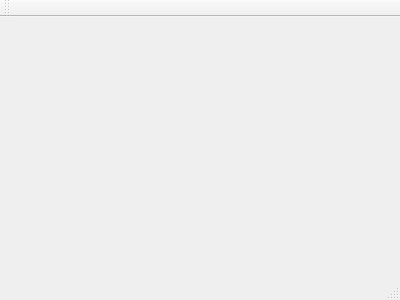
This is mainwindow.ui in Imarjimenez/parcial3 as Qt 5 draws it before an edit. The edited form follows.
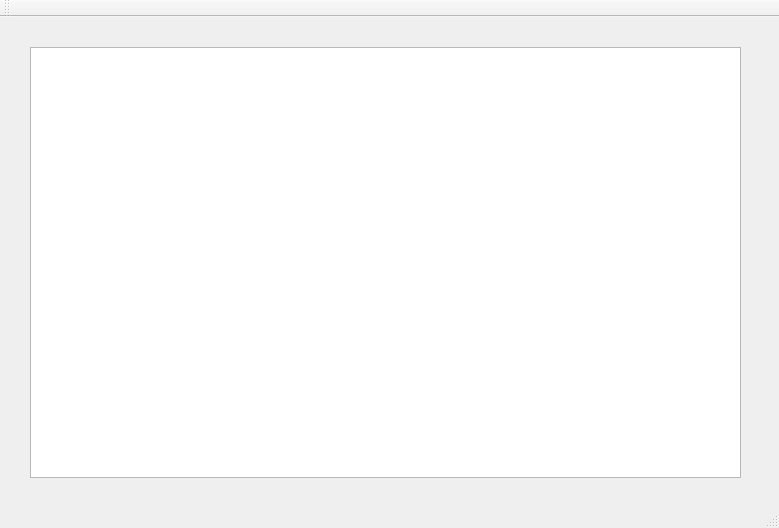
This is the edited form.

```diff
--- a/mainwindow.ui
+++ b/mainwindow.ui
@@ -1,24 +1,50 @@
 <ui version="4.0">
  <class>MainWindow</class>
- <widget class="QMainWindow" name="MainWindow" >
-  <property name="geometry" >
+ <widget class="QMainWindow" name="MainWindow">
+  <property name="geometry">
    <rect>
     <x>0</x>
     <y>0</y>
-    <width>400</width>
-    <height>300</height>
+    <width>779</width>
+    <height>528</height>
    </rect>
   </property>
   <property name="windowTitle" >
    <string>MainWindow</string>
   </property>
-  <widget class="QMenuBar" name="menuBar" />
-  <widget class="QToolBar" name="mainToolBar" />
-  <widget class="QWidget" name="centralWidget" />
-  <widget class="QStatusBar" name="statusBar" />
+  <widget class="QWidget" name="centralWidget">
+   <widget class="QGraphicsView" name="graphicsView">
+    <property name="geometry">
+     <rect>
+      <x>30</x>
+      <y>30</y>
+      <width>711</width>
+      <height>431</height>
+     </rect>
+    </property>
+   </widget>
+  </widget>
+  <widget class="QMenuBar" name="menuBar">
+   <property name="geometry">
+    <rect>
+     <x>0</x>
+     <y>0</y>
+     <width>779</width>
+     <height>21</height>
+    </rect>
+   </property>
+  </widget>
+  <widget class="QToolBar" name="mainToolBar">
+   <attribute name="toolBarArea">
+    <enum>TopToolBarArea</enum>
+   </attribute>
+   <attribute name="toolBarBreak">
+    <bool>false</bool>
+   </attribute>
+  </widget>
+  <widget class="QStatusBar" name="statusBar"/>
  </widget>
- <layoutDefault spacing="6" margin="11" />
- <pixmapfunction></pixmapfunction>
+ <layoutdefault spacing="6" margin="11"/>
  <resources/>
  <connections/>
 </ui>
```
Left out of the diff: 3 changed lines with no effect on the pictures.
